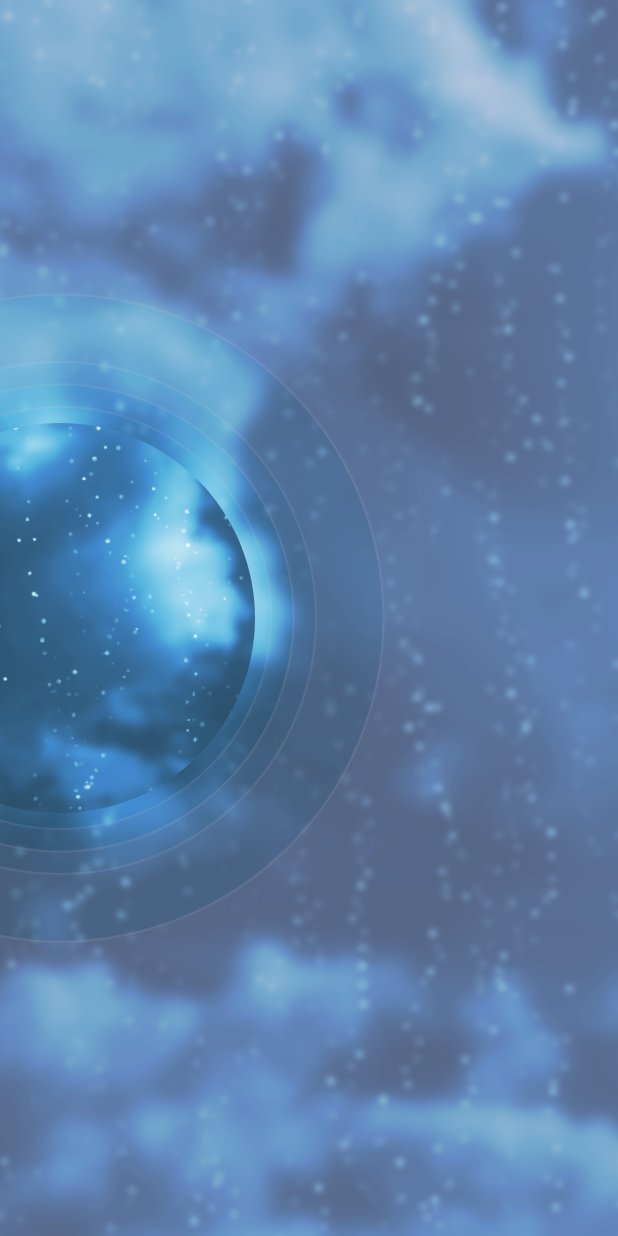
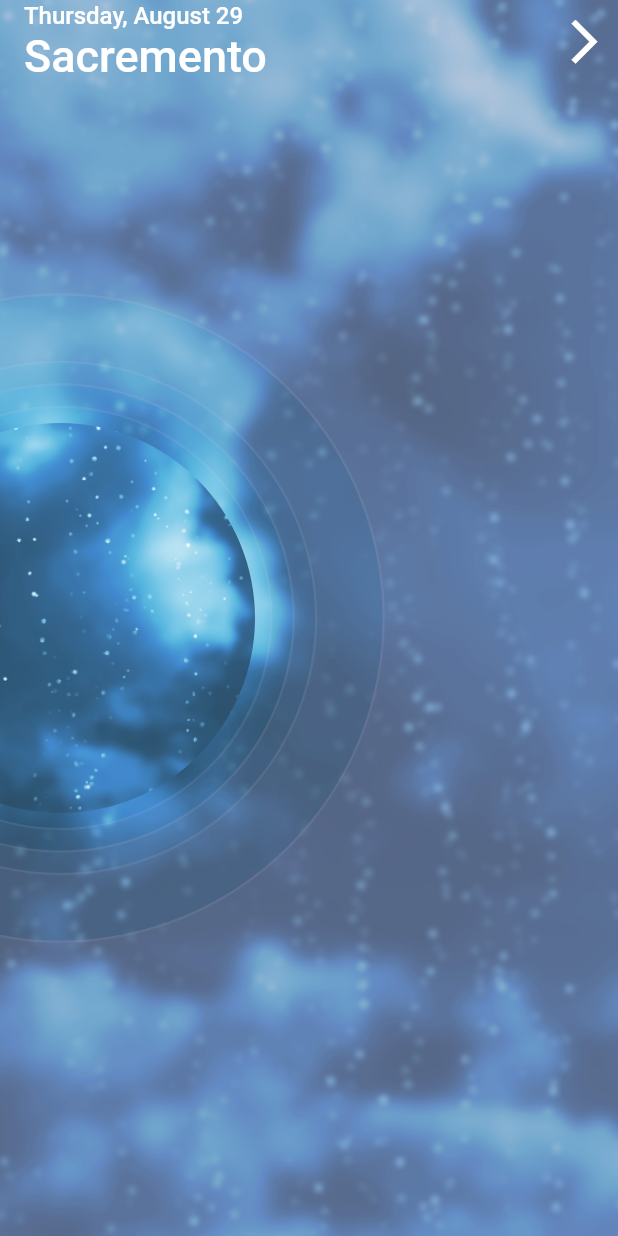
Before and after one commit to AdamMc331/flutter_forecast, a Flutter app: the screen it shows after launch, on a phone screen of 412 x 824 dp. Run offline on Flutter 3.47's test engine with Material 2 defaults, Android fonts, the phone set to English and light mode, and no system bars.

Commit message:
Completed the app bar component.

```diff
--- /dev/null
+++ b/lib/forecast/app_bar.dart
@@ -0,0 +1,43 @@
+import 'package:flutter/material.dart';
+
+class ForecastAppBar extends StatelessWidget {
+  @override
+  Widget build(BuildContext context) {
+    return new AppBar(
+      centerTitle: false,
+      backgroundColor: Colors.transparent,
+      elevation: 0.0,
+      title: new Column(
+        crossAxisAlignment: CrossAxisAlignment.start,
+        children: <Widget>[
+          new Text(
+            'Thursday, August 29',
+            style: new TextStyle(
+              color: Colors.white,
+              fontSize: 16.0,
+            ),
+          ),
+          new Text(
+            'Sacremento',
+            style: new TextStyle(
+              color: Colors.white,
+              fontSize: 30.0,
+            ),
+          ),
+        ],
+      ),
+      actions: <Widget>[
+        new IconButton(
+          icon: new Icon(
+            Icons.arrow_forward_ios,
+            color: Colors.white,
+            size: 35.0,
+          ),
+          onPressed: () {
+            //TODO:
+          },
+        )
+      ],
+    );
+  }
+}
--- a/lib/main.dart
+++ b/lib/main.dart
@@ -1,4 +1,5 @@
 import 'package:flutter/material.dart';
+import 'package:flutter_forecast/forecast/app_bar.dart';
 import 'package:flutter_forecast/forecast/background/background_with_rings.dart';
 
 void main() => runApp(new MyApp());
@@ -9,6 +10,7 @@ class MyApp extends StatelessWidget {
   Widget build(BuildContext context) {
     return new MaterialApp(
       title: 'Weather',
+      debugShowCheckedModeBanner: false,
       theme: new ThemeData(
         primarySwatch: Colors.blue,
       ),
@@ -29,6 +31,12 @@ class _MyHomePageState extends State<MyHomePage> {
       body: new Stack(
         children: <Widget>[
           new BackgroundWithRings(),
+          new Positioned(
+            top: 0.0,
+            left: 0.0,
+            right: 0.0,
+            child: new ForecastAppBar(),
+          )
         ],
       ),
     );
```
